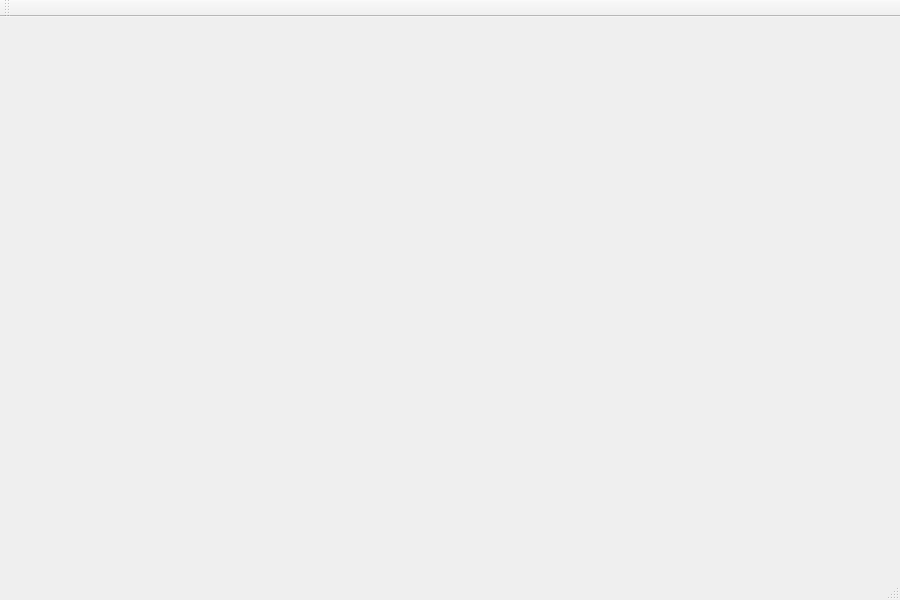
This is mainwindow.ui in Adriantega12/Perceptron as Qt 5 draws it before an edit. The edited form follows.
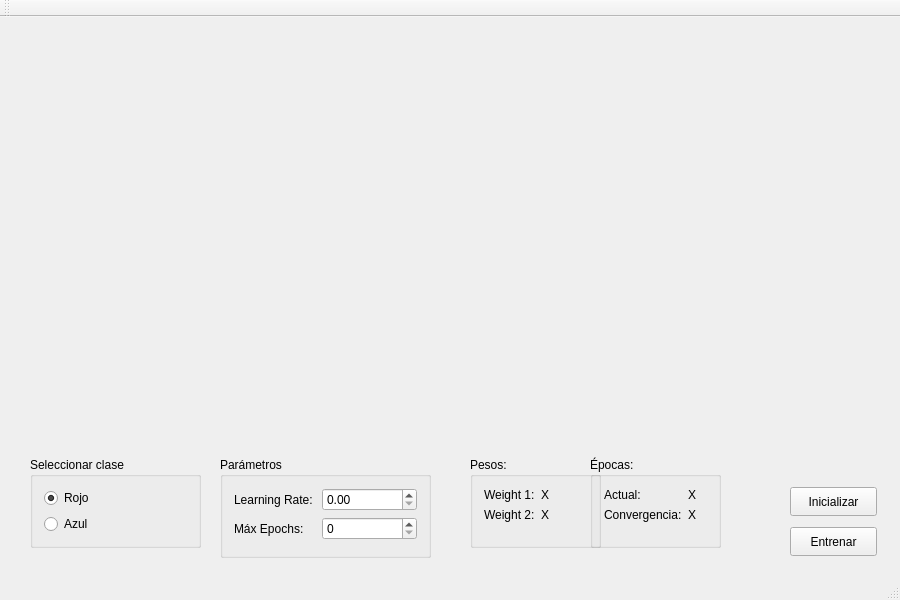
This is the edited form. Custom widgets are drawn as their Qt base class.

Commit message: Make interface

Patch:
```diff
--- a/mainwindow.ui
+++ b/mainwindow.ui
@@ -17,13 +17,202 @@
    <widget class="QCustomPlot" name="perceptronPlot" native="true">
     <property name="geometry">
      <rect>
-      <x>10</x>
+      <x>30</x>
       <y>20</y>
       <width>400</width>
       <height>400</height>
      </rect>
     </property>
    </widget>
+   <widget class="QCustomPlot" name="errorPlot" native="true">
+    <property name="geometry">
+     <rect>
+      <x>470</x>
+      <y>20</y>
+      <width>400</width>
+      <height>400</height>
+     </rect>
+    </property>
+   </widget>
+   <widget class="QPushButton" name="initializeBttn">
+    <property name="geometry">
+     <rect>
+      <x>790</x>
+      <y>470</y>
+      <width>87</width>
+      <height>29</height>
+     </rect>
+    </property>
+    <property name="text">
+     <string>Inicializar</string>
+    </property>
+   </widget>
+   <widget class="QPushButton" name="trainBttn">
+    <property name="geometry">
+     <rect>
+      <x>790</x>
+      <y>510</y>
+      <width>87</width>
+      <height>29</height>
+     </rect>
+    </property>
+    <property name="text">
+     <string>Entrenar</string>
+    </property>
+   </widget>
+   <widget class="QGroupBox" name="classSelectGB">
+    <property name="geometry">
+     <rect>
+      <x>30</x>
+      <y>440</y>
+      <width>171</width>
+      <height>91</height>
+     </rect>
+    </property>
+    <property name="title">
+     <string>Seleccionar clase</string>
+    </property>
+    <layout class="QVBoxLayout" name="verticalLayout">
+     <item>
+      <widget class="QRadioButton" name="redRadBttn">
+       <property name="text">
+        <string>Rojo</string>
+       </property>
+       <property name="checked">
+        <bool>true</bool>
+       </property>
+      </widget>
+     </item>
+     <item>
+      <widget class="QRadioButton" name="blueRadBttn">
+       <property name="text">
+        <string>Azul</string>
+       </property>
+      </widget>
+     </item>
+    </layout>
+   </widget>
+   <widget class="QGroupBox" name="paramGB">
+    <property name="geometry">
+     <rect>
+      <x>220</x>
+      <y>440</y>
+      <width>211</width>
+      <height>101</height>
+     </rect>
+    </property>
+    <property name="title">
+     <string>Parámetros</string>
+    </property>
+    <layout class="QFormLayout" name="formLayout_2">
+     <item row="0" column="0">
+      <widget class="QLabel" name="lrLbl">
+       <property name="text">
+        <string>Learning Rate: </string>
+       </property>
+      </widget>
+     </item>
+     <item row="2" column="0">
+      <widget class="QLabel" name="meLbl">
+       <property name="text">
+        <string>Máx Epochs:</string>
+       </property>
+      </widget>
+     </item>
+     <item row="0" column="1">
+      <widget class="QDoubleSpinBox" name="lrSB"/>
+     </item>
+     <item row="2" column="1">
+      <widget class="QSpinBox" name="meSB"/>
+     </item>
+    </layout>
+   </widget>
+   <widget class="QGroupBox" name="paramGB_2">
+    <property name="geometry">
+     <rect>
+      <x>470</x>
+      <y>440</y>
+      <width>131</width>
+      <height>91</height>
+     </rect>
+    </property>
+    <property name="title">
+     <string>Pesos:</string>
+    </property>
+    <layout class="QFormLayout" name="formLayout_3">
+     <item row="0" column="0">
+      <widget class="QLabel" name="weight1Lbl">
+       <property name="text">
+        <string>Weight 1:</string>
+       </property>
+      </widget>
+     </item>
+     <item row="2" column="0">
+      <widget class="QLabel" name="weight2Lbl">
+       <property name="text">
+        <string>Weight 2:</string>
+       </property>
+      </widget>
+     </item>
+     <item row="0" column="1">
+      <widget class="QLabel" name="w1ValLbl">
+       <property name="text">
+        <string>X</string>
+       </property>
+      </widget>
+     </item>
+     <item row="2" column="1">
+      <widget class="QLabel" name="w2ValLbl">
+       <property name="text">
+        <string>X</string>
+       </property>
+      </widget>
+     </item>
+    </layout>
+   </widget>
+   <widget class="QGroupBox" name="paramGB_3">
+    <property name="geometry">
+     <rect>
+      <x>590</x>
+      <y>440</y>
+      <width>131</width>
+      <height>91</height>
+     </rect>
+    </property>
+    <property name="title">
+     <string>Épocas:</string>
+    </property>
+    <layout class="QFormLayout" name="formLayout_4">
+     <item row="0" column="0">
+      <widget class="QLabel" name="currentEpochLbl">
+       <property name="text">
+        <string>Actual:</string>
+       </property>
+      </widget>
+     </item>
+     <item row="2" column="0">
+      <widget class="QLabel" name="convLbl">
+       <property name="text">
+        <string>Convergencia:</string>
+       </property>
+      </widget>
+     </item>
+     <item row="0" column="1">
+      <widget class="QLabel" name="currentEpochLbl_2">
+       <property name="text">
+        <string>X</string>
+       </property>
+      </widget>
+     </item>
+     <item row="2" column="1">
+      <widget class="QLabel" name="convLbl_2">
+       <property name="text">
+        <string>X</string>
+       </property>
+      </widget>
+     </item>
+    </layout>
+   </widget>
   </widget>
   <widget class="QMenuBar" name="menuBar">
    <property name="geometry">
```
The commit also changes 3 other files.
